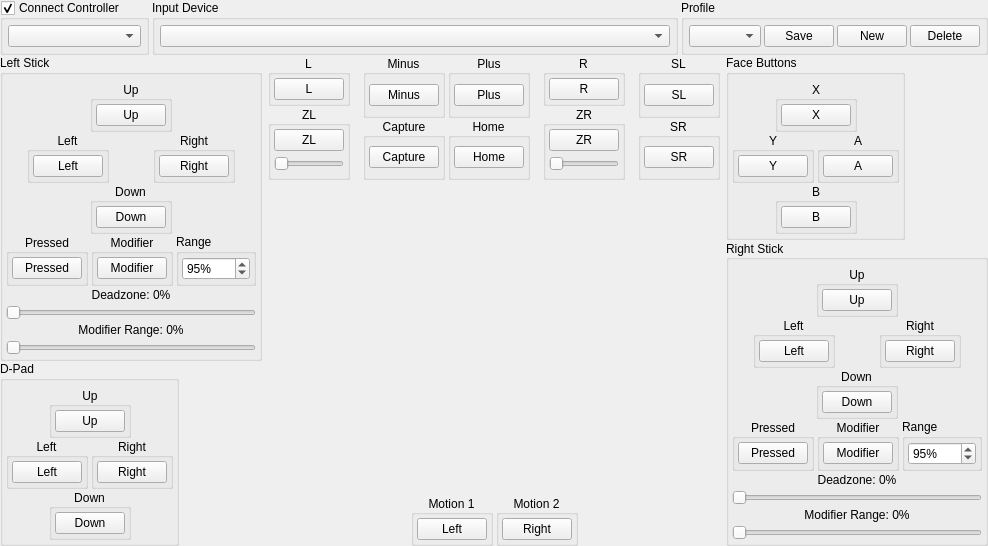
Old version of the form src/yuzu/configuration/configure_input_player.ui in the repository yuzu-emu-mirror/yuzu.
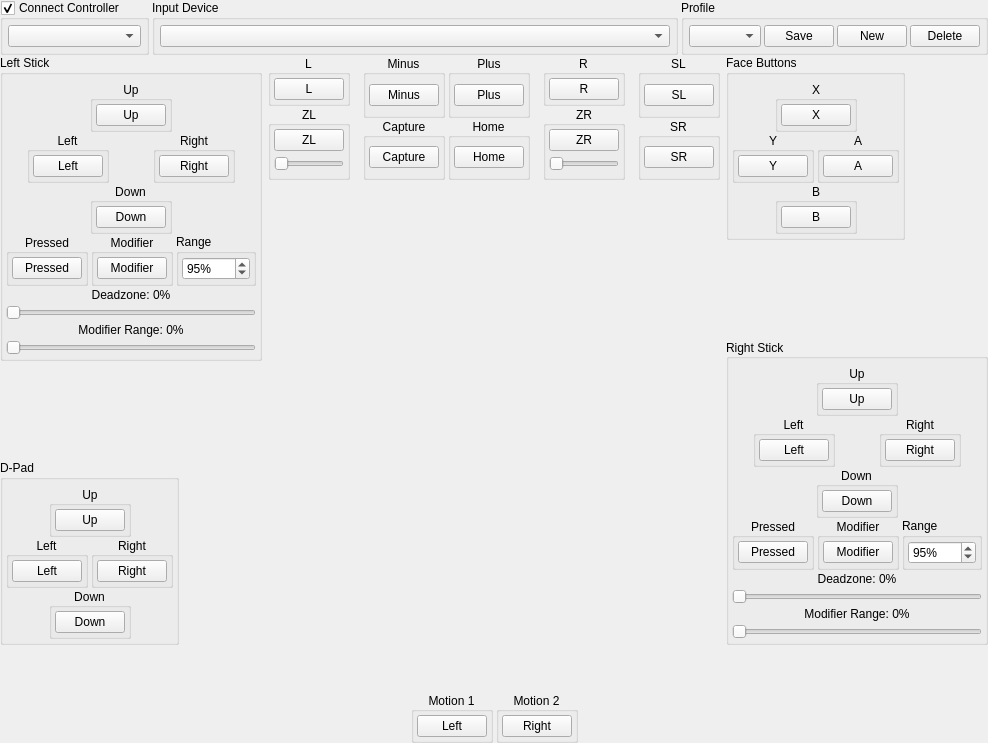
New version of the form. Icons and pictures are not drawn. Custom widgets are drawn as their Qt base class.

Commit message:
Allow vertical scrolling in input configuration
On screens that are of limited height (like the Steam Deck), certain
buttons of the input configuration are cut off and cannot be accessed.
Now a vertical scrollbar will show up when the minimum height is not
available.

Patch:
```diff
--- a/src/yuzu/configuration/configure_input_player.ui
+++ b/src/yuzu/configuration/configure_input_player.ui
@@ -10,6 +10,18 @@
     <height>487</height>
    </rect>
   </property>
+  <property name="sizePolicy">
+   <sizepolicy hsizetype="Ignored" vsizetype="Minimum">
+    <horstretch>0</horstretch>
+    <verstretch>0</verstretch>
+   </sizepolicy>
+  </property>
+  <property name="minimumSize">
+   <size>
+    <width>0</width>
+    <height>743</height>
+   </size>
+  </property>
   <property name="windowTitle">
    <string>Configure Input</string>
   </property>
```
The commit also changes 1 other file.
